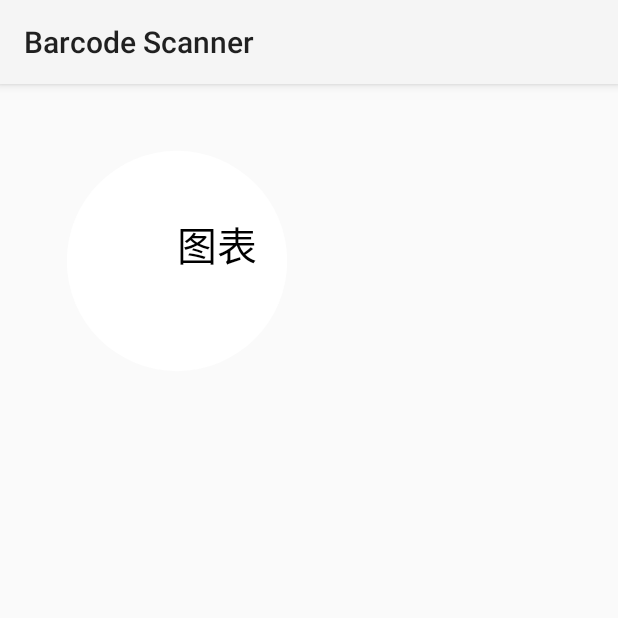
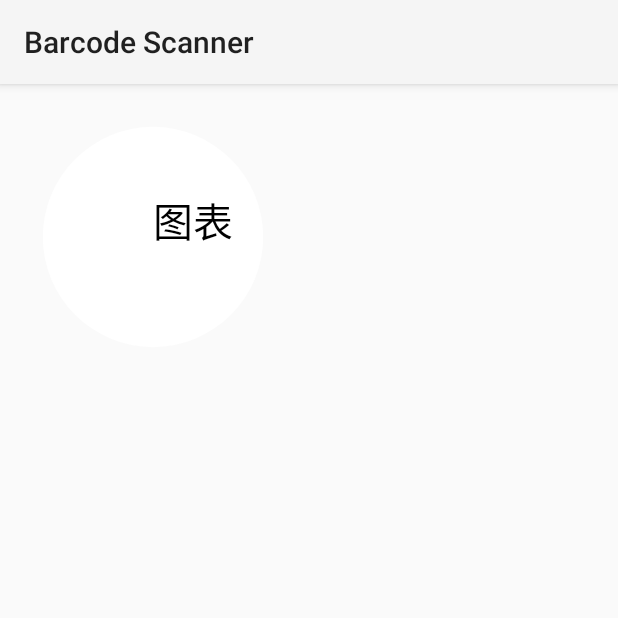
Before and after one commit to Fgfj/Retrofittest, an Android app: the Charttest screen opened directly, with no data from a screen before it, on a phone screen of 412 x 824 dp, the top half of it. Run offline under Robolectric (Android 15) with nearby library versions, the phone set to English and light mode, and no system bars; pictures from the network do not load.

```diff
--- a/app/src/main/res/layout/activity_charttest.xml
+++ b/app/src/main/res/layout/activity_charttest.xml
@@ -1,16 +1,13 @@
 <?xml version="1.0" encoding="utf-8"?>
-<RelativeLayout xmlns:android="http://schemas.android.com/apk/res/android"
+<LinearLayout xmlns:android="http://schemas.android.com/apk/res/android"
     xmlns:tools="http://schemas.android.com/tools"
     android:layout_width="match_parent"
     android:layout_height="match_parent"
-    android:paddingBottom="@dimen/activity_vertical_margin"
-    android:paddingLeft="@dimen/activity_horizontal_margin"
-    android:paddingRight="@dimen/activity_horizontal_margin"
-    android:paddingTop="@dimen/activity_vertical_margin"
+    android:orientation="vertical"
     tools:context="testvh.yz.com.Cirleroundview.Charttest">
     <testvh.yz.com.Cirleroundview.ChartView
         android:layout_width="100dp"
         android:layout_height="100dp"
         android:id="@+id/mychartview"/>
 
-</RelativeLayout>
+</LinearLayout>
```
